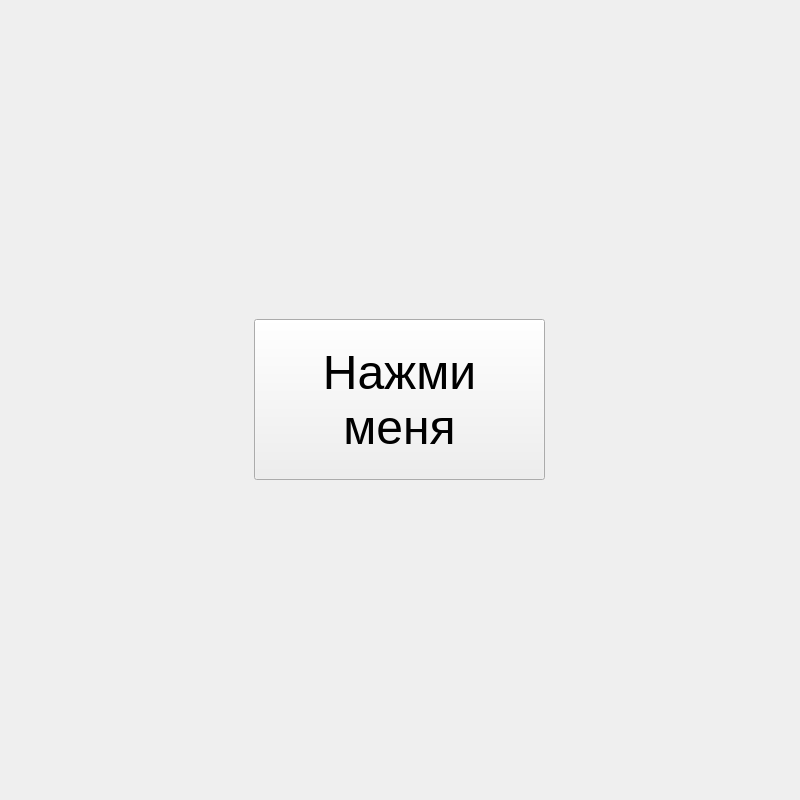
Old version of the form dialog.ui in the repository cruvar/FigureCollision.
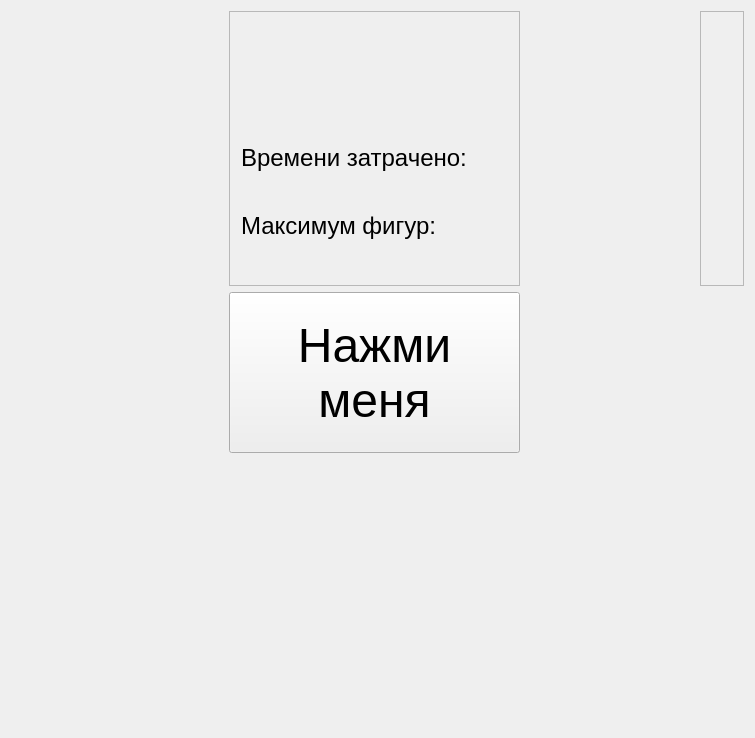
New version of the form.

Commit message:
Счетчики
Добавил на форму счетчики затраченного времени и количества итемов на
экране.

The edit to the form file:
```diff
--- a/dialog.ui
+++ b/dialog.ui
@@ -6,16 +6,48 @@
    <rect>
     <x>0</x>
     <y>0</y>
-    <width>800</width>
-    <height>800</height>
+    <width>755</width>
+    <height>738</height>
    </rect>
   </property>
   <property name="windowTitle">
    <string>Dialog</string>
   </property>
-  <layout class="QHBoxLayout" name="horizontalLayout">
-   <item>
+  <layout class="QGridLayout" name="gridLayout">
+   <item row="3" column="2">
+    <spacer name="horizontalSpacer">
+     <property name="orientation">
+      <enum>Qt::Horizontal</enum>
+     </property>
+     <property name="sizeHint" stdset="0">
+      <size>
+       <width>40</width>
+       <height>20</height>
+      </size>
+     </property>
+    </spacer>
+   </item>
+   <item row="3" column="0">
+    <spacer name="horizontalSpacer_2">
+     <property name="orientation">
+      <enum>Qt::Horizontal</enum>
+     </property>
+     <property name="sizeHint" stdset="0">
+      <size>
+       <width>40</width>
+       <height>20</height>
+      </size>
+     </property>
+    </spacer>
+   </item>
+   <item row="3" column="1">
     <widget class="QPushButton" name="startButton">
+     <property name="sizePolicy">
+      <sizepolicy hsizetype="Minimum" vsizetype="Fixed">
+       <horstretch>1</horstretch>
+       <verstretch>1</verstretch>
+      </sizepolicy>
+     </property>
      <property name="maximumSize">
       <size>
        <width>291</width>
@@ -36,6 +68,153 @@
      </property>
     </widget>
    </item>
+   <item row="4" column="1">
+    <spacer name="verticalSpacer">
+     <property name="orientation">
+      <enum>Qt::Vertical</enum>
+     </property>
+     <property name="sizeHint" stdset="0">
+      <size>
+       <width>20</width>
+       <height>55</height>
+      </size>
+     </property>
+    </spacer>
+   </item>
+   <item row="0" column="2" alignment="Qt::AlignRight">
+    <widget class="QFrame" name="frame">
+     <property name="frameShape">
+      <enum>QFrame::StyledPanel</enum>
+     </property>
+     <property name="frameShadow">
+      <enum>QFrame::Raised</enum>
+     </property>
+     <layout class="QVBoxLayout" name="verticalLayout">
+      <item>
+       <widget class="QLabel" name="label_Elapsed">
+        <property name="font">
+         <font>
+          <pointsize>18</pointsize>
+         </font>
+        </property>
+        <property name="text">
+         <string/>
+        </property>
+       </widget>
+      </item>
+      <item>
+       <widget class="QLabel" name="label_Items">
+        <property name="font">
+         <font>
+          <pointsize>18</pointsize>
+         </font>
+        </property>
+        <property name="text">
+         <string/>
+        </property>
+       </widget>
+      </item>
+      <item>
+       <widget class="QLabel" name="label_MaxItems">
+        <property name="font">
+         <font>
+          <pointsize>18</pointsize>
+         </font>
+        </property>
+        <property name="text">
+         <string/>
+        </property>
+       </widget>
+      </item>
+      <item>
+       <spacer name="verticalSpacer_3">
+        <property name="orientation">
+         <enum>Qt::Vertical</enum>
+        </property>
+        <property name="sizeHint" stdset="0">
+         <size>
+          <width>20</width>
+          <height>40</height>
+         </size>
+        </property>
+       </spacer>
+      </item>
+     </layout>
+    </widget>
+   </item>
+   <item row="0" column="1">
+    <widget class="QFrame" name="frame_2">
+     <property name="frameShape">
+      <enum>QFrame::StyledPanel</enum>
+     </property>
+     <property name="frameShadow">
+      <enum>QFrame::Raised</enum>
+     </property>
+     <layout class="QVBoxLayout" name="verticalLayout_2">
+      <item>
+       <spacer name="verticalSpacer_2">
+        <property name="orientation">
+         <enum>Qt::Vertical</enum>
+        </property>
+        <property name="sizeHint" stdset="0">
+         <size>
+          <width>20</width>
+          <height>40</height>
+         </size>
+        </property>
+       </spacer>
+      </item>
+      <item>
+       <widget class="QLabel" name="label">
+        <property name="font">
+         <font>
+          <pointsize>18</pointsize>
+         </font>
+        </property>
+        <property name="text">
+         <string>Времени затрачено:</string>
+        </property>
+       </widget>
+      </item>
+      <item>
+       <widget class="QLabel" name="label_Elapsed_end">
+        <property name="font">
+         <font>
+          <pointsize>18</pointsize>
+         </font>
+        </property>
+        <property name="text">
+         <string/>
+        </property>
+       </widget>
+      </item>
+      <item>
+       <widget class="QLabel" name="label_2">
+        <property name="font">
+         <font>
+          <pointsize>18</pointsize>
+         </font>
+        </property>
+        <property name="text">
+         <string>Максимум фигур:</string>
+        </property>
+       </widget>
+      </item>
+      <item>
+       <widget class="QLabel" name="label_MaxItems_end">
+        <property name="font">
+         <font>
+          <pointsize>18</pointsize>
+         </font>
+        </property>
+        <property name="text">
+         <string/>
+        </property>
+       </widget>
+      </item>
+     </layout>
+    </widget>
+   </item>
   </layout>
  </widget>
  <layoutdefault spacing="6" margin="11"/>
```
The commit also changes 1 other file.
